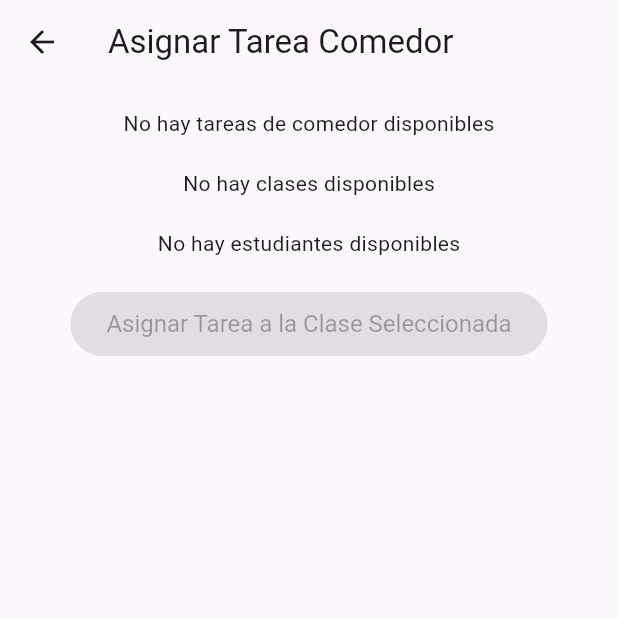
After one commit to MDA-Y-DGP/App, a Flutter app: the AsignarTareaComedor screen opened directly, on a phone screen of 412 x 824 dp, the top half of it. The commit adds this screen. Run offline on Flutter 3.47's test engine with Material 3 defaults, Android fonts, the phone set to English and light mode, and no system bars; our stand-ins replace cloud_firestore, firebase_core, firebase_storage, image_picker; accounts and stored records are empty.

Commit message:
Añade funcionalidad para gestionar tareas de comedor y realizar comanda

```diff
--- a/agenda_ptval/lib/controlador/tarea_controller.dart
+++ b/agenda_ptval/lib/controlador/tarea_controller.dart
@@ -1,6 +1,6 @@
 import 'package:cloud_firestore/cloud_firestore.dart';
 import 'package:agenda_ptval/modelo/tarea_modelo.dart';
-
+import 'package:intl/intl.dart';
 
 class TareaController {
   final CollectionReference _tareasCollection =
@@ -31,4 +31,6 @@ class TareaController {
     // Guardar la nueva tarea en Firestore
     await _tareasCollection.doc(newId.toString()).set(nuevaTarea.toMap());
   }
+
+
 }
--- /dev/null
+++ b/agenda_ptval/lib/vista/asignar_tarea_comedor.dart
@@ -0,0 +1,169 @@
+import 'package:flutter/material.dart';
+import 'package:cloud_firestore/cloud_firestore.dart';
+import '../controlador/clase_controller.dart';
+import '../controlador/tarea_comedor_controller.dart';
+import '../controlador/estudiante_controller.dart';
+import '../modelo/clase_modelo.dart';
+import '../modelo/estudiante_modelo.dart';
+
+class AsignarTareaComedor extends StatefulWidget {
+  @override
+  _AsignarTareaComedorState createState() => _AsignarTareaComedorState();
+}
+
+class _AsignarTareaComedorState extends State<AsignarTareaComedor> {
+  final TareaComedorController _tareaComedorController = TareaComedorController();
+  final ClaseController _claseController = ClaseController();
+  final EstudianteController _estudianteController = EstudianteController();
+
+  String? _selectedTarea;
+  String? _selectedClase;
+  List<Estudiante> _estudiantes = [];
+  bool _isLoading = false;
+
+  @override
+  void initState() {
+    super.initState();
+  }
+
+  @override
+  Widget build(BuildContext context) {
+    return Scaffold(
+      appBar: AppBar(
+        title: Text('Asignar Tarea Comedor'),
+      ),
+      body: SingleChildScrollView(
+        padding: const EdgeInsets.all(16.0),
+        child: _isLoading
+            ? Center(child: CircularProgressIndicator())
+            : Column(
+                crossAxisAlignment: CrossAxisAlignment.center,
+                children: [
+                  _buildTareasDropdown(),
+                  const SizedBox(height: 20),
+                  _buildClasesDropdown(),
+                  const SizedBox(height: 20),
+                  _buildEstudiantesList(),
+                  const SizedBox(height: 20),
+                  ElevatedButton(
+                    onPressed: _selectedClase == null || _selectedTarea == null
+                        ? null
+                        : () {
+                            // Lógica para asignar la tarea a la clase seleccionada
+                          },
+                    child: Text('Asignar Tarea a la Clase Seleccionada'),
+                    style: ElevatedButton.styleFrom(
+                      padding: EdgeInsets.symmetric(horizontal: 24, vertical: 12),
+                      textStyle: TextStyle(fontSize: 16),
+                    ),
+                  ),
+                ],
+              ),
+      ),
+    );
+  }
+
+  Widget _buildTareasDropdown() {
+    return FutureBuilder<List<DocumentSnapshot>>(
+      future: _tareaComedorController.fetchTareasComedor(),
+      builder: (context, snapshot) {
+        if (snapshot.connectionState == ConnectionState.waiting) {
+          return Center(child: CircularProgressIndicator());
+        } else if (snapshot.hasError) {
+          return Center(child: Text('Error al cargar tareas'));
+        } else if (!snapshot.hasData || snapshot.data!.isEmpty) {
+          return Center(child: Text('No hay tareas de comedor disponibles'));
+        } else {
+          return DropdownButtonFormField<String>(
+            decoration: InputDecoration(
+              labelText: 'Selecciona una tarea de comedor',
+              border: OutlineInputBorder(),
+            ),
+            value: _selectedTarea,
+            onChanged: (String? newValue) {
+              setState(() {
+                _selectedTarea = newValue;
+              });
+            },
+            items: snapshot.data!.map((DocumentSnapshot document) {
+              return DropdownMenuItem<String>(
+                value: document.id,
+                child: Text(document['titulo']),
+              );
+            }).toList(),
+          );
+        }
+      },
+    );
+  }
+
+  Widget _buildClasesDropdown() {
+    return FutureBuilder<List<Clase>>(
+      future: _claseController.obtenerClases(),
+      builder: (context, snapshot) {
+        if (snapshot.connectionState == ConnectionState.waiting) {
+          return Center(child: CircularProgressIndicator());
+        } else if (snapshot.hasError) {
+          return Center(child: Text('Error al cargar clases'));
+        } else if (!snapshot.hasData || snapshot.data!.isEmpty) {
+          return Center(child: Text('No hay clases disponibles'));
+        } else {
+          return DropdownButtonFormField<String>(
+            decoration: InputDecoration(
+              labelText: 'Selecciona una clase',
+              border: OutlineInputBorder(),
+            ),
+            value: _selectedClase,
+            onChanged: (String? newValue) {
+              setState(() {
+                _selectedClase = newValue;
+                _fetchEstudiantesPorClase(newValue!);
+              });
+            },
+            items: snapshot.data!.map((Clase clase) {
+              return DropdownMenuItem<String>(
+                value: clase.idClase.toString(),
+                child: Text(clase.nombre),
+              );
+            }).toList(),
+          );
+        }
+      },
+    );
+  }
+
+  Widget _buildEstudiantesList() {
+    return _estudiantes.isEmpty
+        ? Center(child: Text('No hay estudiantes disponibles'))
+        : ListView.builder(
+            shrinkWrap: true,
+            physics: NeverScrollableScrollPhysics(),
+            itemCount: _estudiantes.length,
+            itemBuilder: (context, index) {
+              return ListTile(
+                title: Text(_estudiantes[index].nickname),
+              );
+            },
+          );
+  }
+
+  void _fetchEstudiantesPorClase(String claseId) async {
+    setState(() {
+      _isLoading = true;
+    });
+    try {
+      List<Estudiante> estudiantes = await _estudianteController.obtenerEstudiantesPorClase(claseId);
+      setState(() {
+        _estudiantes = estudiantes;
+      });
+    } catch (e) {
+      // Manejo de errores
+      print('Error al obtener estudiantes: $e');
+      print(claseId);
+    } finally {
+      setState(() {
+        _isLoading = false;
+      });
+    }
+  }
+}
```
Also changed, not shown: agenda_ptval/lib/controlador/estudiante_controller.dart (+79 -1 lines), agenda_ptval/lib/controlador/tarea_comedor_controller.dart (+21 -0 lines), agenda_ptval/lib/vista/inicio_administrador.dart (+13 -0 lines), agenda_ptval/lib/vista/inicio_sesion_estudiante.dart (+11 -4 lines), agenda_ptval/lib/vista/pagina_principal_estudiante.dart (added, +101 -0 lines), agenda_ptval/lib/vista/realizar_comanda.dart (added, +98 -0 lines).
